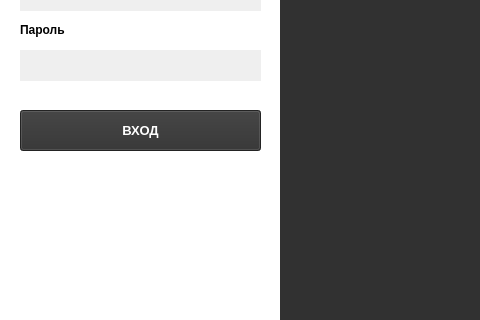
First picture: the form in qtdesigner/login.ui, repository Boorad0/pharmacy-chain, before the edit; both pictures show x 0 to 480 and y 220 to 540 of the 960 by 540 pixel window.
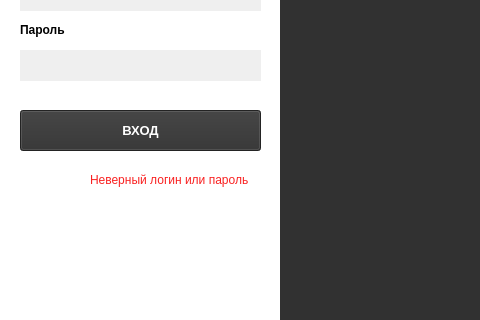
Second picture: the form after the edit.

```diff
--- a/qtdesigner/login.ui
+++ b/qtdesigner/login.ui
@@ -238,6 +238,24 @@
      <string>ВХОД</string>
     </property>
    </widget>
+   <widget class="QLabel" name="label_6">
+    <property name="geometry">
+     <rect>
+      <x>90</x>
+      <y>390</y>
+      <width>171</width>
+      <height>20</height>
+     </rect>
+    </property>
+    <property name="styleSheet">
+     <string notr="true">background-color: rgb(255, 255, 255);
+font: 75 9pt &quot;MS Shell Dlg 2&quot;;
+color: rgb(249, 33, 33);</string>
+    </property>
+    <property name="text">
+     <string>Неверный логин или пароль</string>
+    </property>
+   </widget>
   </widget>
  </widget>
  <resources/>
```
